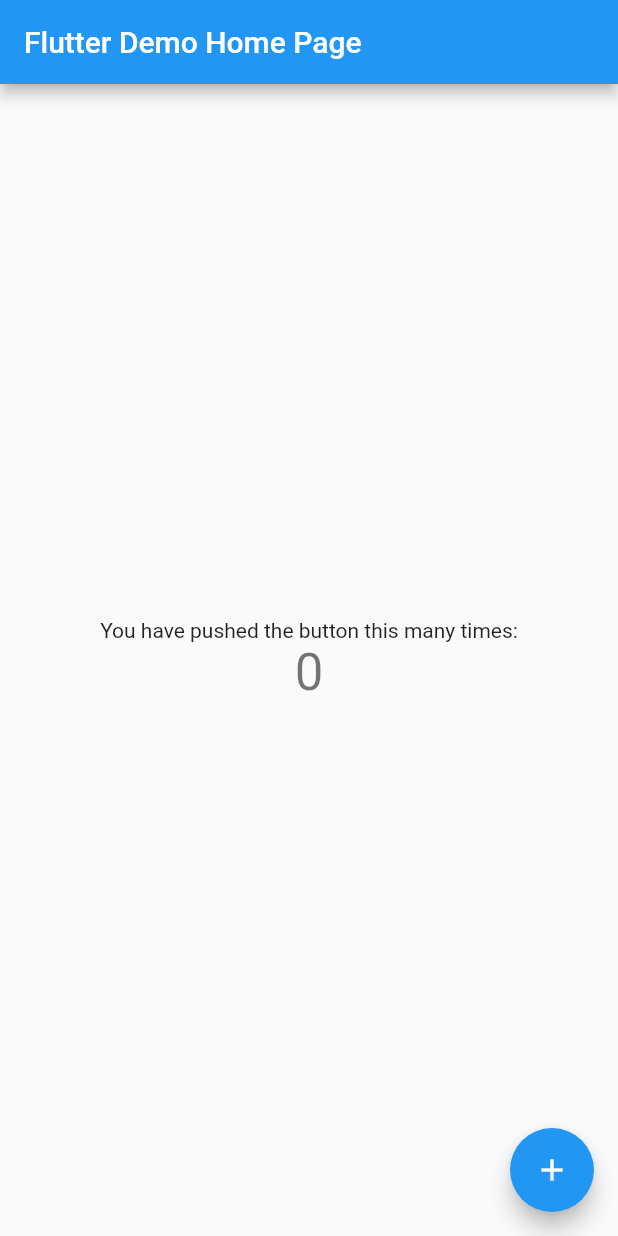
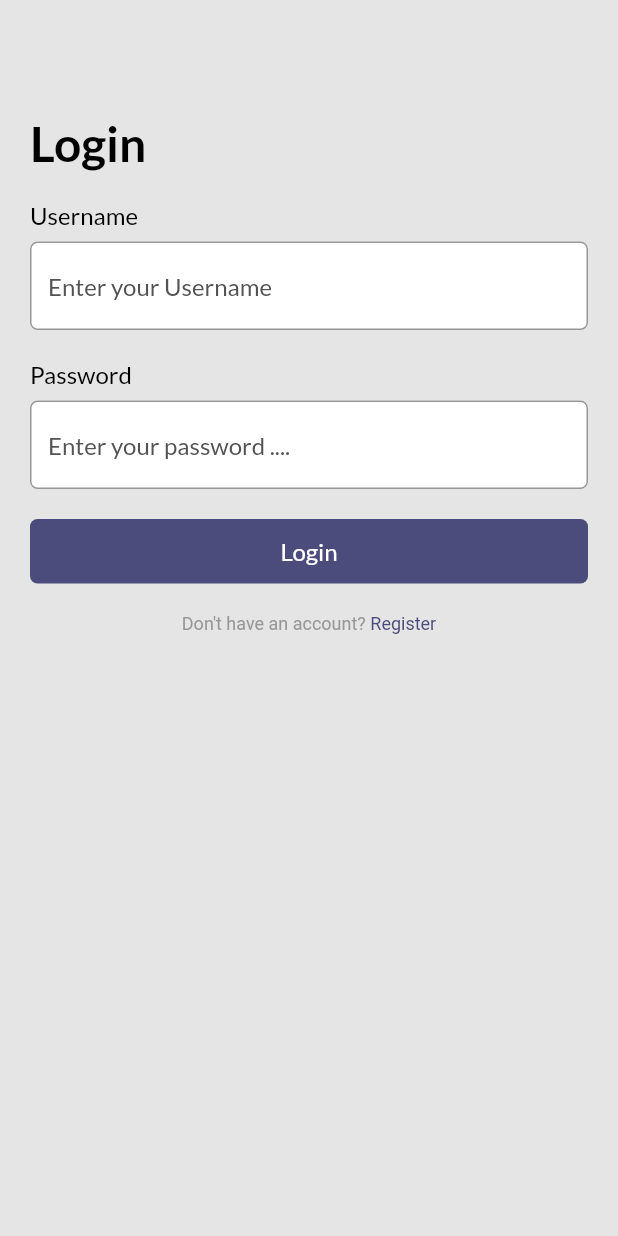
Before and after one commit to MOHAB28/rarecrew-task, a Flutter app: the screen it shows after launch, on a phone screen of 412 x 824 dp. Run offline on Flutter 3.47's test engine with Material 2 defaults, Android fonts, the phone set to English and light mode, and no system bars.

Commit message:
added auth screen

```diff
--- /dev/null
+++ b/lib/core/router/app_router.dart
@@ -0,0 +1,14 @@
+import 'package:flutter/material.dart';
+
+import '../../presentation/auth/auth_screen.dart';
+
+class AppRouter {
+  Route? onGenerateRoute(RouteSettings settings) {
+    switch (settings.name) {
+      case '/':
+      return MaterialPageRoute(builder: (_) => const AuthScreen());
+      default:
+        return null;
+    }
+  }
+}
--- /dev/null
+++ b/lib/core/styles/app_colors.dart
@@ -0,0 +1,11 @@
+import 'package:flutter/material.dart';
+
+class AppColor {
+  static const Color white = Color(0xFFFFFFFF);
+  static const Color black = Color(0xFF000000);
+  static const Color grey = Color(0xFFE5E5E5);
+  static const Color darkGrey = Color(0xFF979797);
+  static const Color darkGrey2 = Color(0xFF535353);
+  static const Color error = Color(0xFFFF4949);
+  static const Color bBlue = Color(0xFF4C4C7C);
+}
--- /dev/null
+++ b/lib/core/styles/app_theme.dart
@@ -0,0 +1,44 @@
+import 'package:flutter/material.dart';
+import 'package:flutter/services.dart';
+
+import 'app_colors.dart';
+
+ThemeData appTheme() {
+  return ThemeData(
+    fontFamily: 'Lato',
+    scaffoldBackgroundColor: AppColor.grey,
+    appBarTheme: const AppBarTheme(
+      elevation: 0.0,
+      backgroundColor: AppColor.grey,
+      systemOverlayStyle: SystemUiOverlayStyle(
+        statusBarColor: Colors.transparent,
+      ),
+    ),
+    inputDecorationTheme: InputDecorationTheme(
+      hintStyle: const TextStyle(
+        fontFamily: 'Lato',
+        fontSize: 16.0,
+        fontWeight: FontWeight.w400,
+        color: AppColor.darkGrey2,
+      ),
+      fillColor: AppColor.white,
+      filled: true,
+      border: OutlineInputBorder(
+        borderRadius: BorderRadius.circular(5.0),
+        borderSide: const BorderSide(color: AppColor.darkGrey, width: 1.0),
+      ),
+      enabledBorder: OutlineInputBorder(
+        borderRadius: BorderRadius.circular(5.0),
+        borderSide: const BorderSide(color: AppColor.darkGrey, width: 1.0),
+      ),
+      focusedBorder: OutlineInputBorder(
+        borderRadius: BorderRadius.circular(5.0),
+        borderSide: const BorderSide(color: AppColor.darkGrey, width: 1.0),
+      ),
+      errorBorder: OutlineInputBorder(
+        borderRadius: BorderRadius.circular(5.0),
+        borderSide: const BorderSide(color: AppColor.error, width: 1.0),
+      ),
+    ),
+  );
+}
--- /dev/null
+++ b/lib/core/widgets/custom_button_builder.dart
@@ -0,0 +1,41 @@
+import 'package:flutter/material.dart';
+
+import '../styles/app_colors.dart';
+import 'custom_text_builder.dart';
+
+class CustomButtonBuilder extends StatelessWidget {
+  const CustomButtonBuilder({
+    Key? key,
+    required this.title,
+    required this.onTap,
+    this.textColor = AppColor.white,
+    this.backgroundColor = AppColor.bBlue,
+  }) : super(key: key);
+
+  final String title;
+  final VoidCallback onTap;
+  final Color textColor;
+  final Color backgroundColor;
+  @override
+  Widget build(BuildContext context) {
+    return GestureDetector(
+      onTap: () {
+        onTap();
+      },
+      child: Container(
+        width: double.infinity,
+        padding: const EdgeInsets.symmetric(vertical: 12.0),
+        decoration: BoxDecoration(
+          color: backgroundColor,
+          borderRadius: const BorderRadius.all(Radius.circular(5.0)),
+        ),
+        child: Center(
+          child: CustomText(
+            title: title,
+            color: textColor,
+          ),
+        ),
+      ),
+    );
+  }
+}
--- /dev/null
+++ b/lib/core/widgets/custom_question_text_button.dart
@@ -0,0 +1,45 @@
+import 'package:flutter/gestures.dart';
+import 'package:flutter/material.dart';
+
+import '../styles/app_colors.dart';
+
+class CustomQuestionTextButton extends StatelessWidget {
+  const CustomQuestionTextButton({
+    Key? key,
+    required this.questionText,
+    required this.actionText,
+    required this.onTap,
+  }) : super(key: key);
+  final String questionText;
+  final String actionText;
+  final VoidCallback onTap;
+
+  @override
+  Widget build(BuildContext context) {
+    return Align(
+      alignment: Alignment.center,
+      child: RichText(
+        text: TextSpan(
+          text: questionText,
+          style: const TextStyle(
+            fontSize: 12.0,
+            color: AppColor.darkGrey,
+          ),
+          children: [
+            TextSpan(
+              text: actionText,
+              style: const TextStyle(
+                color: AppColor.bBlue,
+                fontSize: 12.0,
+              ),
+              recognizer: TapGestureRecognizer()
+                ..onTap = () {
+                  onTap();
+                },
+            ),
+          ],
+        ),
+      ),
+    );
+  }
+}
--- /dev/null
+++ b/lib/core/widgets/custom_text_builder.dart
@@ -0,0 +1,30 @@
+// ignore_for_file: public_member_api_docs, sort_constructors_first
+import 'package:flutter/material.dart';
+
+import '../styles/app_colors.dart';
+
+class CustomText extends StatelessWidget {
+  const CustomText({
+    Key? key,
+    required this.title,
+    this.color = AppColor.black,
+    this.fontSize = 16.0,
+    this.fontWeight = FontWeight.w400,
+  }) : super(key: key);
+  final String title;
+  final Color color;
+  final double fontSize;
+  final FontWeight fontWeight;
+  @override
+  Widget build(BuildContext context) {
+    return Text(
+      title,
+      style: TextStyle(
+        color: color,
+        fontSize: fontSize,
+        fontFamily: 'Lato',
+        fontWeight: fontWeight,
+      ),
+    );
+  }
+}
--- /dev/null
+++ b/lib/core/widgets/custom_text_form_field.dart
@@ -0,0 +1,34 @@
+import 'package:flutter/material.dart';
+
+import 'custom_text_builder.dart';
+
+class CustomTextFormField extends StatelessWidget {
+  const CustomTextFormField({
+    Key? key,
+    required this.title,
+    required this.hintText,
+    this.controller,
+    this.validator,
+  }) : super(key: key);
+  final String title;
+  final String hintText;
+  final TextEditingController? controller;
+  final String? Function(String?)? validator;
+  @override
+  Widget build(BuildContext context) {
+    return Column(
+      crossAxisAlignment: CrossAxisAlignment.start,
+      children: [
+        CustomText(title: title),
+        const SizedBox(height: 8.0),
+        TextFormField(
+          controller: controller,
+          decoration: InputDecoration(
+            hintText: hintText,
+          ),
+          validator: validator,
+        ),
+      ],
+    );
+  }
+}
--- a/lib/main.dart
+++ b/lib/main.dart
@@ -1,115 +1,29 @@
 import 'package:flutter/material.dart';
 
+import 'core/router/app_router.dart';
+import 'core/styles/app_theme.dart';
+
 void main() {
-  runApp(const MyApp());
+  runApp(
+    MyApp(
+      appRouter: AppRouter(),
+    ),
+  );
 }
 
 class MyApp extends StatelessWidget {
-  const MyApp({super.key});
+  final AppRouter appRouter;
 
-  // This widget is the root of your application.
+  const MyApp({
+    required this.appRouter,
+    Key? key,
+  }) : super(key: key);
   @override
   Widget build(BuildContext context) {
     return MaterialApp(
-      title: 'Flutter Demo',
-      theme: ThemeData(
-        // This is the theme of your application.
-        //
-        // Try running your application with "flutter run". You'll see the
-        // application has a blue toolbar. Then, without quitting the app, try
-        // changing the primarySwatch below to Colors.green and then invoke
-        // "hot reload" (press "r" in the console where you ran "flutter run",
-        // or simply save your changes to "hot reload" in a Flutter IDE).
-        // Notice that the counter didn't reset back to zero; the application
-        // is not restarted.
-        primarySwatch: Colors.blue,
-      ),
-      home: const MyHomePage(title: 'Flutter Demo Home Page'),
+      debugShowCheckedModeBanner: false,
+      onGenerateRoute: appRouter.onGenerateRoute,
+      theme: appTheme(),
     );
   }
 }
-
-class MyHomePage extends StatefulWidget {
-  const MyHomePage({super.key, required this.title});
-
-  // This widget is the home page of your application. It is stateful, meaning
-  // that it has a State object (defined below) that contains fields that affect
-  // how it looks.
-
-  // This class is the configuration for the state. It holds the values (in this
-  // case the title) provided by the parent (in this case the App widget) and
-  // used by the build method of the State. Fields in a Widget subclass are
-  // always marked "final".
-
-  final String title;
-
-  @override
-  State<MyHomePage> createState() => _MyHomePageState();
-}
-
-class _MyHomePageState extends State<MyHomePage> {
-  int _counter = 0;
-
-  void _incrementCounter() {
-    setState(() {
-      // This call to setState tells the Flutter framework that something has
-      // changed in this State, which causes it to rerun the build method below
-      // so that the display can reflect the updated values. If we changed
-      // _counter without calling setState(), then the build method would not be
-      // called again, and so nothing would appear to happen.
-      _counter++;
-    });
-  }
-
-  @override
-  Widget build(BuildContext context) {
-    // This method is rerun every time setState is called, for instance as done
-    // by the _incrementCounter method above.
-    //
-    // The Flutter framework has been optimized to make rerunning build methods
-    // fast, so that you can just rebuild anything that needs updating rather
-    // than having to individually change instances of widgets.
-    return Scaffold(
-      appBar: AppBar(
-        // Here we take the value from the MyHomePage object that was created by
-        // the App.build method, and use it to set our appbar title.
-        title: Text(widget.title),
-      ),
-      body: Center(
-        // Center is a layout widget. It takes a single child and positions it
-        // in the middle of the parent.
-        child: Column(
-          // Column is also a layout widget. It takes a list of children and
-          // arranges them vertically. By default, it sizes itself to fit its
-          // children horizontally, and tries to be as tall as its parent.
-          //
-          // Invoke "debug painting" (press "p" in the console, choose the
-          // "Toggle Debug Paint" action from the Flutter Inspector in Android
-          // Studio, or the "Toggle Debug Paint" command in Visual Studio Code)
-          // to see the wireframe for each widget.
-          //
-          // Column has various properties to control how it sizes itself and
-          // how it positions its children. Here we use mainAxisAlignment to
-          // center the children vertically; the main axis here is the vertical
-          // axis because Columns are vertical (the cross axis would be
-          // horizontal).
-          mainAxisAlignment: MainAxisAlignment.center,
-          children: <Widget>[
-            const Text(
-              'You have pushed the button this many times:',
-            ),
-            Text(
-              '$_counter',
-              style: Theme.of(context).textTheme.headline4,
-            ),
-          ],
-        ),
-      ),
-      floatingActionButton: FloatingActionButton(
-        onPressed: _incrementCounter,
-        tooltip: 'Increment',
-        child: const Icon(Icons.add),
-      ), // This trailing comma makes auto-formatting nicer for build methods.
-    );
-  }
-}
--- /dev/null
+++ b/lib/presentation/auth/auth_screen.dart
@@ -0,0 +1,53 @@
+import 'package:flutter/material.dart';
+
+import '../../core/widgets/custom_button_builder.dart';
+import '../../core/widgets/custom_question_text_button.dart';
+import '../../core/widgets/custom_text_builder.dart';
+import '../../core/widgets/custom_text_form_field.dart';
+
+class AuthScreen extends StatelessWidget {
+  const AuthScreen({super.key});
+
+  @override
+  Widget build(BuildContext context) {
+    return Scaffold(
+      appBar: AppBar(),
+      body: SafeArea(
+        child: SingleChildScrollView(
+          padding: const EdgeInsets.all(20.0),
+          child: Column(
+            crossAxisAlignment: CrossAxisAlignment.start,
+            children: [
+              const CustomText(
+                title: 'Login',
+                fontSize: 32.0,
+                fontWeight: FontWeight.w700,
+              ),
+              const SizedBox(height: 20.0),
+              const CustomTextFormField(
+                hintText: 'Enter your Username',
+                title: 'Username',
+              ),
+              const SizedBox(height: 20.0),
+              const CustomTextFormField(
+                hintText: 'Enter your password ....',
+                title: 'Password',
+              ),
+              const SizedBox(height: 20.0),
+              CustomButtonBuilder(
+                onTap: () {},
+                title: 'Login',
+              ),
+              const SizedBox(height: 20.0),
+              CustomQuestionTextButton(
+                actionText: 'Register',
+                onTap: (){},
+                questionText: 'Don\'t have an account? ',
+              ),
+            ],
+          ),
+        ),
+      ),
+    );
+  }
+}
--- a/pubspec.yaml
+++ b/pubspec.yaml
@@ -24,3 +24,9 @@ dev_dependencies:
 flutter:
 
   uses-material-design: true
+  fonts:
+    - family: Lato
+      fonts:
+        - asset: assets/fonts/Lato-Regular.ttf
+        - asset: assets/fonts/Lato-Bold.ttf
+          weight: 700
```
Also changed, not shown: assets/fonts/Lato-Bold.ttf (added), assets/fonts/Lato-Regular.ttf (added), 1 other file.
